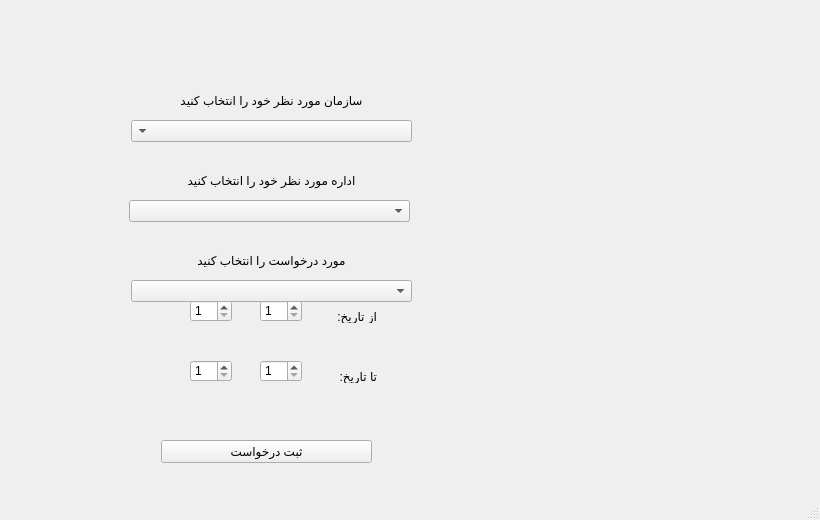
Qt form University-resource-management/commit_request.ui (M-JavadHeydarpour/University-resource-management) before a commit.
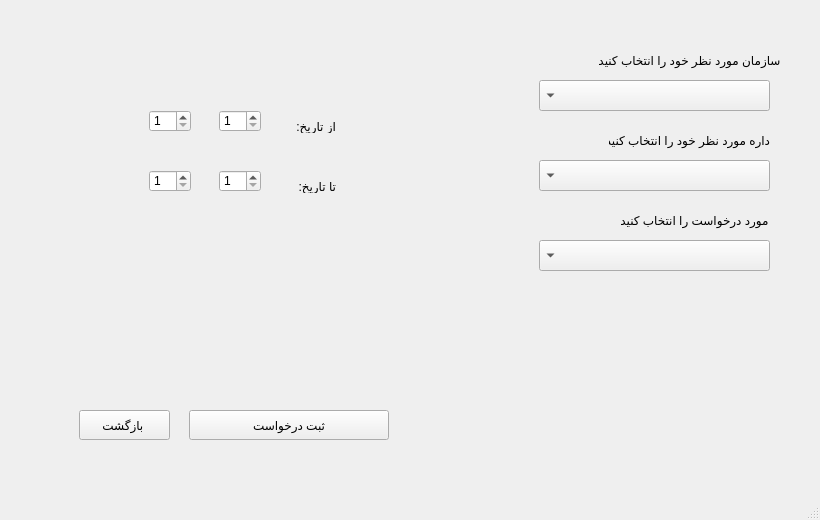
The same form after that commit. Icons and pictures are not drawn.

What changed in the file:
```diff
--- a/University-resource-management/commit_request.ui
+++ b/University-resource-management/commit_request.ui
@@ -32,10 +32,10 @@
    <widget class="QStackedWidget" name="stackedWidget_2">
     <property name="geometry">
      <rect>
-      <x>-1</x>
-      <y>0</y>
-      <width>821</width>
-      <height>511</height>
+      <x>29</x>
+      <y>10</y>
+      <width>751</width>
+      <height>451</height>
      </rect>
     </property>
     <property name="autoFillBackground">
@@ -52,9 +52,9 @@
      <widget class="QLabel" name="label_2">
       <property name="geometry">
        <rect>
-        <x>182</x>
-        <y>170</y>
-        <width>181</width>
+        <x>580</x>
+        <y>120</y>
+        <width>161</width>
         <height>20</height>
        </rect>
       </property>
@@ -68,9 +68,9 @@
      <widget class="QLabel" name="label_3">
       <property name="geometry">
        <rect>
-        <x>182</x>
-        <y>250</y>
-        <width>181</width>
+        <x>590</x>
+        <y>200</y>
+        <width>151</width>
         <height>20</height>
        </rect>
       </property>
@@ -84,8 +84,8 @@
      <widget class="QLabel" name="label">
       <property name="geometry">
        <rect>
-        <x>172</x>
-        <y>90</y>
+        <x>560</x>
+        <y>40</y>
         <width>201</width>
         <height>20</height>
        </rect>
@@ -100,20 +100,23 @@
      <widget class="QComboBox" name="cmb_unit">
       <property name="geometry">
        <rect>
-        <x>132</x>
-        <y>280</y>
-        <width>281</width>
-        <height>22</height>
+        <x>510</x>
+        <y>230</y>
+        <width>231</width>
+        <height>31</height>
        </rect>
       </property>
+      <property name="layoutDirection">
+       <enum>Qt::RightToLeft</enum>
+      </property>
      </widget>
      <widget class="QComboBox" name="cmb_organ">
       <property name="geometry">
        <rect>
-        <x>132</x>
-        <y>120</y>
-        <width>281</width>
-        <height>22</height>
+        <x>510</x>
+        <y>70</y>
+        <width>231</width>
+        <height>31</height>
        </rect>
       </property>
       <property name="maximumSize">
@@ -128,7 +131,9 @@
         <pointsize>10</pointsize>
         <weight>50</weight>
         <bold>false</bold>
+        <strikeout>false</strikeout>
         <stylestrategy>PreferAntialias</stylestrategy>
+        <kerning>true</kerning>
        </font>
       </property>
       <property name="cursor">
@@ -153,7 +158,10 @@
        <number>200</number>
       </property>
       <property name="insertPolicy">
-       <enum>QComboBox::InsertAtCurrent</enum>
+       <enum>QComboBox::InsertAtBottom</enum>
+      </property>
+      <property name="frame">
+       <bool>true</bool>
       </property>
       <item>
        <property name="text">
@@ -164,10 +172,10 @@
      <widget class="QStackedWidget" name="stackedWidget">
       <property name="geometry">
        <rect>
-        <x>131</x>
-        <y>270</y>
-        <width>281</width>
-        <height>151</height>
+        <x>60</x>
+        <y>70</y>
+        <width>321</width>
+        <height>211</height>
        </rect>
       </property>
       <property name="currentIndex">
@@ -483,12 +491,24 @@
      <widget class="QPushButton" name="send_req">
       <property name="geometry">
        <rect>
-        <x>162</x>
-        <y>440</y>
-        <width>211</width>
-        <height>23</height>
+        <x>160</x>
+        <y>400</y>
+        <width>200</width>
+        <height>30</height>
        </rect>
       </property>
+      <property name="minimumSize">
+       <size>
+        <width>200</width>
+        <height>30</height>
+       </size>
+      </property>
+      <property name="maximumSize">
+       <size>
+        <width>100</width>
+        <height>30</height>
+       </size>
+      </property>
       <property name="text">
        <string>ثبت درخواست</string>
       </property>
@@ -496,11 +516,39 @@
      <widget class="QComboBox" name="cmb_office">
       <property name="geometry">
        <rect>
-        <x>130</x>
-        <y>200</y>
-        <width>281</width>
-        <height>22</height>
+        <x>510</x>
+        <y>150</y>
+        <width>231</width>
+        <height>31</height>
        </rect>
+      </property>
+      <property name="layoutDirection">
+       <enum>Qt::RightToLeft</enum>
+      </property>
+     </widget>
+     <widget class="QPushButton" name="pushButton">
+      <property name="geometry">
+       <rect>
+        <x>50</x>
+        <y>400</y>
+        <width>91</width>
+        <height>30</height>
+       </rect>
+      </property>
+      <property name="minimumSize">
+       <size>
+        <width>0</width>
+        <height>30</height>
+       </size>
+      </property>
+      <property name="maximumSize">
+       <size>
+        <width>16777215</width>
+        <height>30</height>
+       </size>
+      </property>
+      <property name="text">
+       <string>بازگشت </string>
       </property>
      </widget>
     </widget>
```
Left out of the diff: 11 changed lines with no effect on the pictures.
